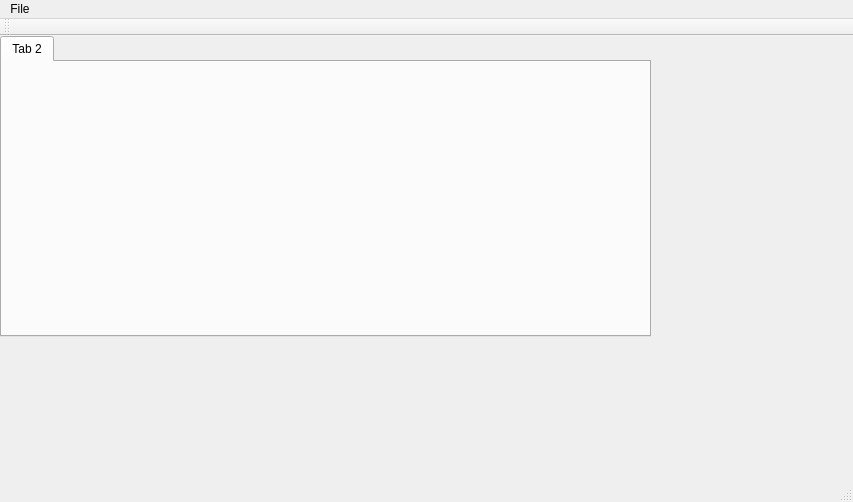
This is mainwindow.ui in brainonn/Ohmmeter as Qt 5 draws it before an edit. The edited form follows.
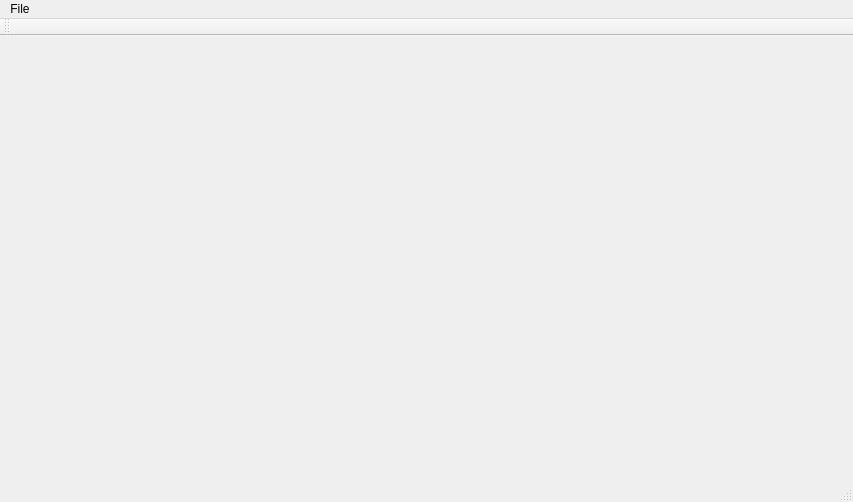
This is the edited form.

```diff
--- a/mainwindow.ui
+++ b/mainwindow.ui
@@ -13,23 +13,7 @@
   <property name="windowTitle">
    <string>MainWindow</string>
   </property>
-  <widget class="QWidget" name="centralWidget">
-   <widget class="QTabWidget" name="tabWidget">
-    <property name="geometry">
-     <rect>
-      <x>0</x>
-      <y>0</y>
-      <width>651</width>
-      <height>301</height>
-     </rect>
-    </property>
-    <widget class="QWidget" name="tab_2">
-     <attribute name="title">
-      <string>Tab 2</string>
-     </attribute>
-    </widget>
-   </widget>
-  </widget>
+  <widget class="QWidget" name="centralWidget"/>
   <widget class="QToolBar" name="mainToolBar">
    <attribute name="toolBarArea">
     <enum>TopToolBarArea</enum>
```
